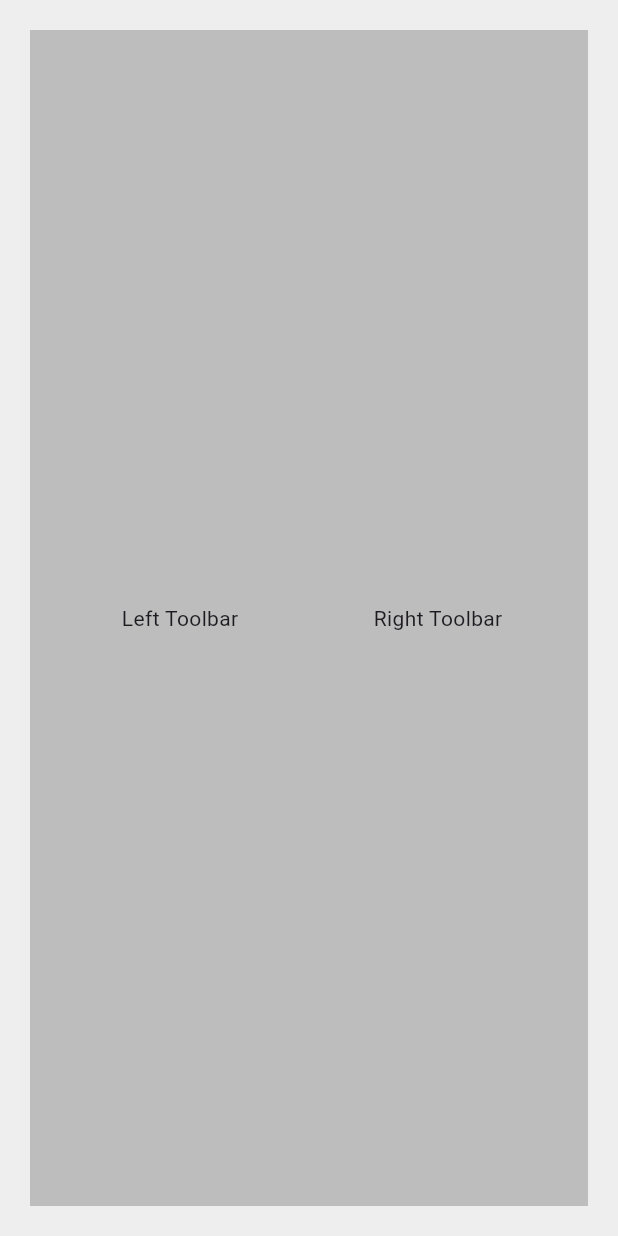
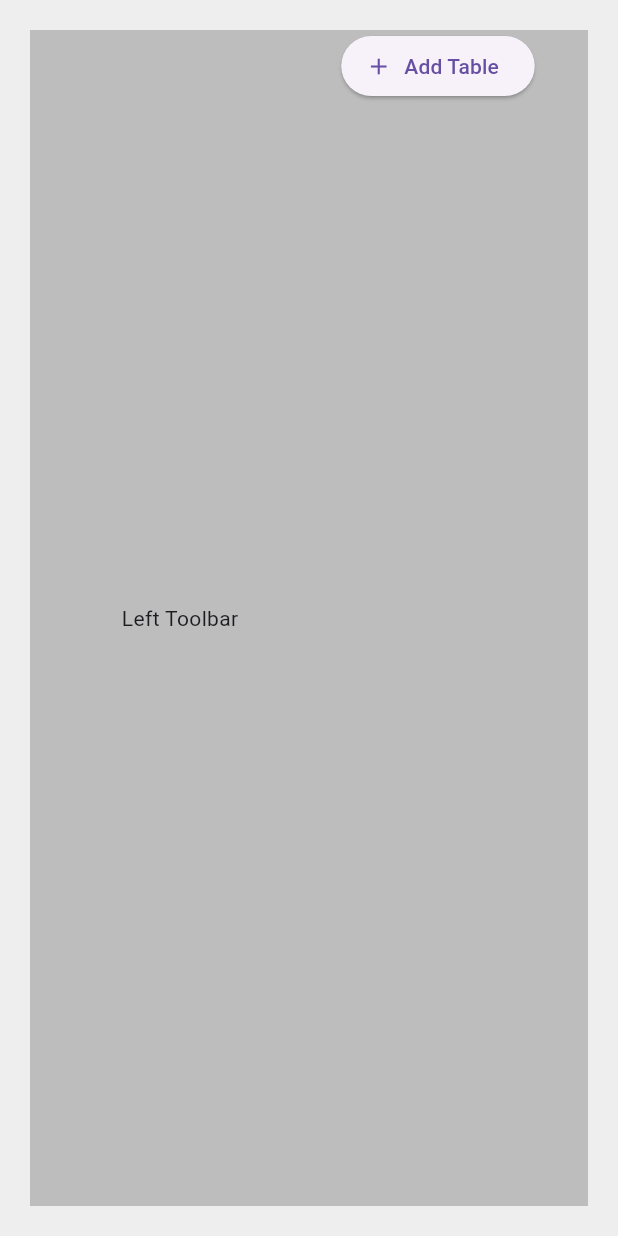
Before and after one commit to wrenstuff/TableScout, a Flutter app: the FloorPlanner widget shown alone on an empty page, opened directly, on a phone screen of 412 x 824 dp. Run offline on Flutter 3.47's test engine with Material 3 defaults, Android fonts, the phone set to English and light mode, and no system bars.

Commit message:
We have tables!!!

```diff
--- a/tablescout/lib/pages/floor_planner_page.dart
+++ b/tablescout/lib/pages/floor_planner_page.dart
@@ -1,4 +1,14 @@
 import 'package:flutter/material.dart';
+
+class FloorTable {
+  final int id;
+  Offset position;
+
+  FloorTable({
+    required this.id,
+    required this.position,
+  });
+}
 
 class FloorPlanner extends StatefulWidget {
   const FloorPlanner({super.key});
@@ -13,6 +23,20 @@ class _FloorPlannerState extends State<FloorPlanner> {
   static const double bottomToolbarHeight = 100;
   static const double toolbarGap = 20;
 
+  final List<FloorTable> _tables = [];
+  int _nextId = 1;
+
+  void _addTable() {
+    setState(() {
+      _tables.add(
+        FloorTable(
+          id: _nextId++,
+          position: const Offset(100, 100)
+        )
+      );
+    });
+  }
+
   @override
   Widget build(BuildContext context) {
     return Container(
@@ -21,6 +45,70 @@ class _FloorPlannerState extends State<FloorPlanner> {
       color: Colors.grey.shade200,
       child: Stack(
         children: [
+
+          Positioned(
+            left: outerPadding + toolbarWidth + toolbarGap,
+            right: outerPadding + toolbarWidth + toolbarGap,
+            top: outerPadding,
+            bottom: outerPadding + bottomToolbarHeight + toolbarGap,
+            child: LayoutBuilder(
+              builder: (context, constraints) {
+                const tableWidth = 100.0;
+                const tableHeight = 60.0;
+
+                return Container(
+                  color: Colors.grey.shade200,
+                  child: Stack(
+                    fit: StackFit.expand,
+                    clipBehavior: Clip.hardEdge,
+                    children: [
+                      for (final table in _tables)
+                        Positioned(
+                          key: ValueKey(table.id),
+                          left: table.position.dx,
+                          top: table.position.dy,
+                          child: GestureDetector(
+                            onPanUpdate: (details) {
+                              setState(() {
+                                final newPosition = table.position + details.delta;
+
+                                final maxX =
+                                  constraints.maxWidth > tableWidth
+                                    ? constraints.maxWidth - tableWidth
+                                    : 0.0;
+
+                                final maxY =
+                                  constraints.maxHeight > tableHeight
+                                    ? constraints.maxHeight - tableHeight
+                                    : 0.0;
+
+                                table.position = Offset(
+                                  newPosition.dx.clamp(0.0, maxX).toDouble(),
+                                  newPosition.dy.clamp(0.0, maxY).toDouble(),
+                                );
+                              });
+                            },
+                            child: Container(
+                              width: tableWidth,
+                              height: tableHeight,
+                              alignment: Alignment.center,
+                              decoration: BoxDecoration(
+                                color: Colors.brown.shade300,
+                                border: Border.all(
+                                  color: Colors.brown.shade700,
+                                ),
+                              ),
+                              child: Text('Table ${table.id}'),
+                            ),
+                          ),
+                        )
+                    ],
+                  ),
+                );
+              }
+            ),
+          ),
+
           // Left toolbar
           Positioned(
             left: outerPadding,
@@ -43,8 +131,16 @@ class _FloorPlannerState extends State<FloorPlanner> {
             width: toolbarWidth,
             child: Container(
               color: Colors.grey.shade400,
-              child: const Center(
-                child: Text('Right Toolbar'),
+              child: Center(
+                child: Column(
+                  children: [
+                    ElevatedButton.icon(
+                      onPressed: _addTable,
+                      icon: const Icon(Icons.add),
+                      label: const Text("Add Table"),
+                    ),
+                  ]
+                )
               ),
             ),
           ),
```
